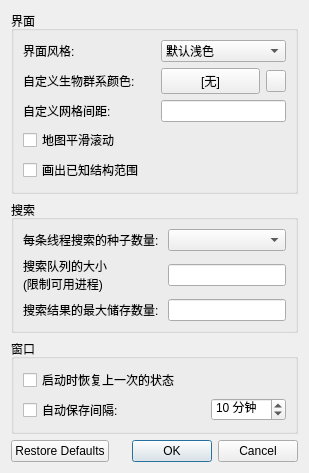
This is src/configdialog.ui in Sinbing/cubiomes-viewer as Qt 5 draws it before an edit. The edited form follows.
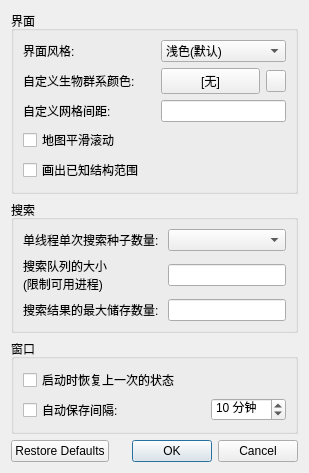
This is the edited form. Icons and pictures are not drawn.

```diff
--- a/src/configdialog.ui
+++ b/src/configdialog.ui
@@ -35,7 +35,7 @@
       <item row="0" column="0">
        <widget class="QLabel" name="label">
         <property name="text">
-         <string>每条线程搜索的种子数量: </string>
+         <string>单线程单次搜索种子数量: </string>
         </property>
        </widget>
       </item>
@@ -88,7 +88,7 @@
         </property>
         <item>
          <property name="text">
-          <string>默认浅色</string>
+          <string>浅色(默认)</string>
          </property>
         </item>
         <item>
```
Left out of the diff: 2 changed lines with no effect on the pictures.
